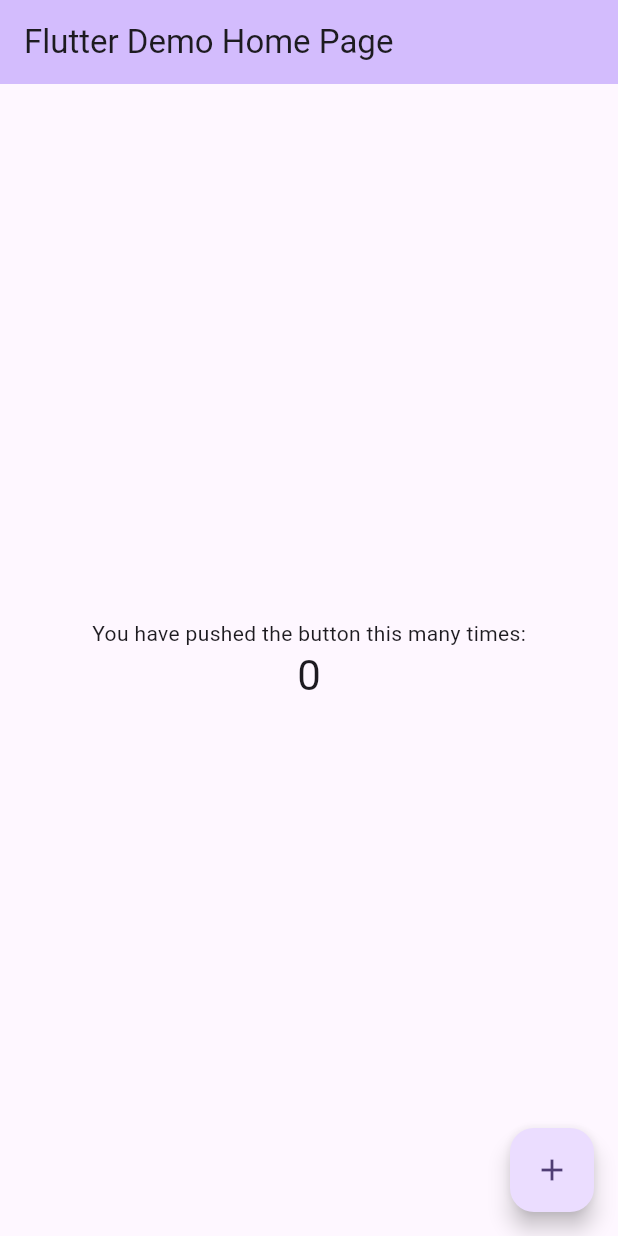
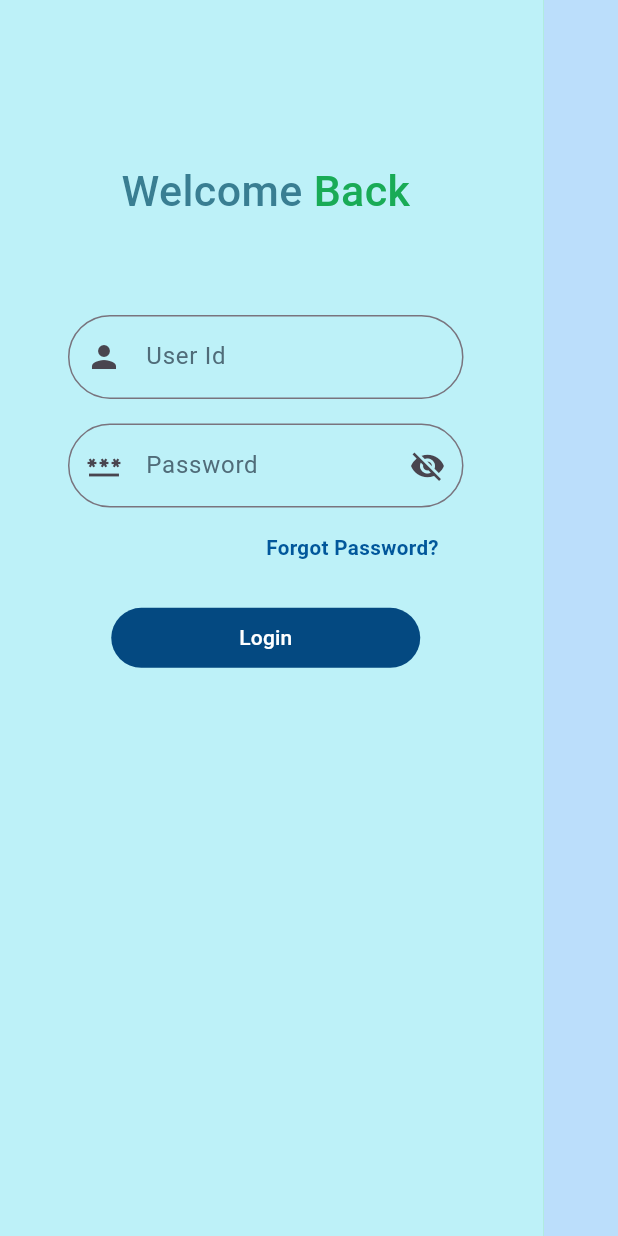
Before and after one commit to Arun746/flutter-animated-loginpage, a Flutter app: the screen it shows after launch, on a phone screen of 412 x 824 dp. Run offline on Flutter 3.47's test engine with Material 3 defaults, Android fonts, the phone set to English and light mode, and no system bars.

Commit message:
animated screen

```diff
--- /dev/null
+++ b/login/lib/home.dart
@@ -0,0 +1,63 @@
+// ignore_for_file: prefer_const_constructors
+
+import 'package:flutter/material.dart';
+import 'package:login/login.dart';
+import 'package:login/signup.dart';
+
+class Home extends StatefulWidget {
+  const Home({Key? key}) : super(key: key);
+
+  @override
+  State<Home> createState() => _HomeState();
+}
+
+class _HomeState extends State<Home> {
+  late double screenWidth = MediaQuery.of(context).size.width;
+  late double screenHeight = MediaQuery.of(context).size.height;
+  bool isShowSignup = false;
+  @override
+  Widget build(BuildContext context) {
+    return Scaffold(
+      body: Stack(
+        children: [
+          //login
+          AnimatedPositioned(
+            duration: Duration(milliseconds: 500),
+            height: screenHeight,
+            width: screenWidth * 0.88,
+            left: isShowSignup ? -screenWidth * 0.76 : 0,
+            child: GestureDetector(
+              onTap: () {
+                setState(() {
+                  isShowSignup = !isShowSignup;
+                });
+              },
+              child: Container(
+                color: Colors.green[100],
+                child: Login(),
+              ),
+            ),
+          ),
+          // signup
+          AnimatedPositioned(
+            duration: Duration(milliseconds: 500),
+            height: screenHeight,
+            width: screenWidth,
+            left: isShowSignup ? screenWidth * 0.12 : screenWidth * 0.88,
+            child: GestureDetector(
+              onTap: () {
+                setState(() {
+                  isShowSignup = !isShowSignup;
+                });
+              },
+              child: Container(
+                color: const Color.fromARGB(255, 79, 221, 91),
+                child: SignUp(),
+              ),
+            ),
+          ),
+        ],
+      ),
+    );
+  }
+}
--- /dev/null
+++ b/login/lib/login.dart
@@ -0,0 +1,177 @@
+// ignore_for_file: prefer_const_constructors
+
+import 'package:flutter/material.dart';
+
+class Login extends StatefulWidget {
+  const Login({super.key});
+
+  @override
+  State<Login> createState() => _LoginState();
+}
+
+class _LoginState extends State<Login> {
+  late double screenWidth = MediaQuery.of(context).size.width;
+  late double screenHeight = MediaQuery.of(context).size.height;
+  bool _passwordVisible = false;
+  final TextEditingController _userIdController = TextEditingController();
+  final TextEditingController _passwordController = TextEditingController();
+
+  @override
+  Widget build(BuildContext context) {
+    return Scaffold(
+      backgroundColor: Color.fromARGB(255, 189, 241, 248),
+      body: SafeArea(
+        child: SingleChildScrollView(
+          child: Padding(
+            padding: EdgeInsets.only(right: screenWidth * 0.02),
+            child: Column(
+              children: [
+                SizedBox(
+                  height: screenHeight * 0.1,
+                ),
+                //wlc
+                Padding(
+                  padding: EdgeInsets.only(
+                    top: 0.03 * screenHeight,
+                  ),
+                  child: Row(
+                    mainAxisAlignment: MainAxisAlignment.center,
+                    children: [
+                      Text(
+                        'Welcome ',
+                        style: TextStyle(
+                          fontSize: 25 * (screenWidth / 360),
+                          fontWeight: FontWeight.w500,
+                          color: const Color.fromRGBO(24, 97, 121, 0.8),
+                        ),
+                      ),
+                      Text(
+                        'Back',
+                        style: TextStyle(
+                          fontSize: 25 * (screenWidth / 360),
+                          fontWeight: FontWeight.w500,
+                          color: Color.fromARGB(255, 25, 171, 86),
+                        ),
+                      ),
+                    ],
+                  ),
+                ),
+                SizedBox(
+                  height: screenHeight * 0.03,
+                ),
+                //form
+                Padding(
+                  padding: EdgeInsets.only(top: screenHeight * 0.035),
+                  child: Form(
+                    child: Column(
+                      children: [
+                        Padding(
+                          padding: EdgeInsets.symmetric(
+                            horizontal: 0.11 * screenWidth,
+                            vertical: 0.01 * screenHeight,
+                          ),
+                          child: TextFormField(
+                            controller: _userIdController,
+                            decoration: InputDecoration(
+                              border: OutlineInputBorder(
+                                borderRadius: BorderRadius.circular(
+                                  25 * (screenWidth / 360),
+                                ),
+                              ),
+                              labelText: 'User Id',
+                              labelStyle: const TextStyle(
+                                color: Color.fromARGB(255, 80, 108, 121),
+                              ),
+                              hintText: 'Registered contact number',
+                              hintStyle: TextStyle(color: Colors.grey.shade500),
+                              prefixIcon: const Icon(Icons.person),
+                            ),
+                          ),
+                        ),
+                        Padding(
+                          padding: EdgeInsets.symmetric(
+                            horizontal: 0.11 * screenWidth,
+                            vertical: 0.01 * screenHeight,
+                          ),
+                          child: TextFormField(
+                            controller: _passwordController,
+                            obscureText: !_passwordVisible,
+                            decoration: InputDecoration(
+                              border: OutlineInputBorder(
+                                borderRadius: BorderRadius.circular(
+                                  25 * (screenWidth / 360),
+                                ),
+                              ),
+                              labelText: 'Password',
+                              hintText: 'Enter your password',
+                              hintStyle: TextStyle(color: Colors.grey.shade500),
+                              labelStyle: const TextStyle(
+                                color: Color.fromARGB(255, 80, 108, 121),
+                              ),
+                              prefixIcon: const Icon(Icons.password),
+                              suffixIcon: IconButton(
+                                icon: Icon(
+                                  _passwordVisible
+                                      ? Icons.visibility
+                                      : Icons.visibility_off,
+                                ),
+                                onPressed: () {},
+                              ),
+                            ),
+                          ),
+                        ),
+                        Padding(
+                          padding: EdgeInsets.only(
+                            top: 0.01 * screenHeight,
+                            right: 0.15 * screenWidth,
+                          ),
+                          child: Align(
+                            alignment: Alignment.topRight,
+                            child: GestureDetector(
+                              onTap: () {},
+                              child: Text(
+                                'Forgot Password?',
+                                style: TextStyle(
+                                  color: Colors.lightBlue.shade900,
+                                  fontWeight: FontWeight.bold,
+                                  fontSize: 12 * (screenWidth / 360),
+                                ),
+                              ),
+                            ),
+                          ),
+                        ),
+                        SizedBox(
+                          height: screenHeight * 0.012,
+                        ),
+                        Center(
+                          child: Padding(
+                            padding: EdgeInsets.only(top: 0.02 * screenHeight),
+                            child: SizedBox(
+                              width: screenWidth * 0.5,
+                              child: ElevatedButton(
+                                onPressed: () {},
+                                style: ElevatedButton.styleFrom(
+                                  backgroundColor:
+                                      const Color.fromARGB(255, 4, 73, 129),
+                                  shadowColor: Colors.transparent,
+                                ),
+                                child: Text(
+                                  'Login',
+                                  style: TextStyle(color: Colors.white),
+                                ),
+                              ),
+                            ),
+                          ),
+                        ),
+                      ],
+                    ),
+                  ),
+                ),
+              ],
+            ),
+          ),
+        ),
+      ),
+    );
+  }
+}
--- a/login/lib/main.dart
+++ b/login/lib/main.dart
@@ -1,125 +1,29 @@
+// ignore_for_file: prefer_const_constructors
+
 import 'package:flutter/material.dart';
+import 'package:flutter/services.dart';
+import 'package:login/home.dart';
 
 void main() {
   runApp(const MyApp());
 }
 
-class MyApp extends StatelessWidget {
+class MyApp extends StatefulWidget {
   const MyApp({super.key});
 
-  // This widget is the root of your application.
+  @override
+  State<MyApp> createState() => _MyAppState();
+}
+
+class _MyAppState extends State<MyApp> {
   @override
   Widget build(BuildContext context) {
+    SystemChrome.setSystemUIOverlayStyle(
+        SystemUiOverlayStyle(statusBarColor: Color.fromARGB(0, 255, 255, 255)));
     return MaterialApp(
-      title: 'Flutter Demo',
-      theme: ThemeData(
-        // This is the theme of your application.
-        //
-        // TRY THIS: Try running your application with "flutter run". You'll see
-        // the application has a purple toolbar. Then, without quitting the app,
-        // try changing the seedColor in the colorScheme below to Colors.green
-        // and then invoke "hot reload" (save your changes or press the "hot
-        // reload" button in a Flutter-supported IDE, or press "r" if you used
-        // the command line to start the app).
-        //
-        // Notice that the counter didn't reset back to zero; the application
-        // state is not lost during the reload. To reset the state, use hot
-        // restart instead.
-        //
-        // This works for code too, not just values: Most code changes can be
-        // tested with just a hot reload.
-        colorScheme: ColorScheme.fromSeed(seedColor: Colors.deepPurple),
-        useMaterial3: true,
-      ),
-      home: const MyHomePage(title: 'Flutter Demo Home Page'),
+      title: 'Flutter Login Animation ',
+      home: Home(),
+      debugShowCheckedModeBanner: false,
     );
   }
 }
-
-class MyHomePage extends StatefulWidget {
-  const MyHomePage({super.key, required this.title});
-
-  // This widget is the home page of your application. It is stateful, meaning
-  // that it has a State object (defined below) that contains fields that affect
-  // how it looks.
-
-  // This class is the configuration for the state. It holds the values (in this
-  // case the title) provided by the parent (in this case the App widget) and
-  // used by the build method of the State. Fields in a Widget subclass are
-  // always marked "final".
-
-  final String title;
-
-  @override
-  State<MyHomePage> createState() => _MyHomePageState();
-}
-
-class _MyHomePageState extends State<MyHomePage> {
-  int _counter = 0;
-
-  void _incrementCounter() {
-    setState(() {
-      // This call to setState tells the Flutter framework that something has
-      // changed in this State, which causes it to rerun the build method below
-      // so that the display can reflect the updated values. If we changed
-      // _counter without calling setState(), then the build method would not be
-      // called again, and so nothing would appear to happen.
-      _counter++;
-    });
-  }
-
-  @override
-  Widget build(BuildContext context) {
-    // This method is rerun every time setState is called, for instance as done
-    // by the _incrementCounter method above.
-    //
-    // The Flutter framework has been optimized to make rerunning build methods
-    // fast, so that you can just rebuild anything that needs updating rather
-    // than having to individually change instances of widgets.
-    return Scaffold(
-      appBar: AppBar(
-        // TRY THIS: Try changing the color here to a specific color (to
-        // Colors.amber, perhaps?) and trigger a hot reload to see the AppBar
-        // change color while the other colors stay the same.
-        backgroundColor: Theme.of(context).colorScheme.inversePrimary,
-        // Here we take the value from the MyHomePage object that was created by
-        // the App.build method, and use it to set our appbar title.
-        title: Text(widget.title),
-      ),
-      body: Center(
-        // Center is a layout widget. It takes a single child and positions it
-        // in the middle of the parent.
-        child: Column(
-          // Column is also a layout widget. It takes a list of children and
-          // arranges them vertically. By default, it sizes itself to fit its
-          // children horizontally, and tries to be as tall as its parent.
-          //
-          // Column has various properties to control how it sizes itself and
-          // how it positions its children. Here we use mainAxisAlignment to
-          // center the children vertically; the main axis here is the vertical
-          // axis because Columns are vertical (the cross axis would be
-          // horizontal).
-          //
-          // TRY THIS: Invoke "debug painting" (choose the "Toggle Debug Paint"
-          // action in the IDE, or press "p" in the console), to see the
-          // wireframe for each widget.
-          mainAxisAlignment: MainAxisAlignment.center,
-          children: <Widget>[
-            const Text(
-              'You have pushed the button this many times:',
-            ),
-            Text(
-              '$_counter',
-              style: Theme.of(context).textTheme.headlineMedium,
-            ),
-          ],
-        ),
-      ),
-      floatingActionButton: FloatingActionButton(
-        onPressed: _incrementCounter,
-        tooltip: 'Increment',
-        child: const Icon(Icons.add),
-      ), // This trailing comma makes auto-formatting nicer for build methods.
-    );
-  }
-}
--- /dev/null
+++ b/login/lib/signup.dart
@@ -0,0 +1,174 @@
+// ignore_for_file: prefer_const_constructors, deprecated_member_use, prefer_const_literals_to_create_immutables, library_private_types_in_public_api, prefer_final_fields, use_build_context_synchronously
+
+import 'package:flutter/material.dart';
+
+class SignUp extends StatefulWidget {
+  const SignUp({super.key});
+
+  @override
+  _SignUpState createState() => _SignUpState();
+}
+
+class _SignUpState extends State<SignUp> {
+  final GlobalKey<FormState> _formKey = GlobalKey<FormState>();
+  TextEditingController firstname = TextEditingController();
+  TextEditingController lastname = TextEditingController();
+
+  TextEditingController password = TextEditingController();
+  TextEditingController confirmpassword = TextEditingController();
+  late double screenWidth = MediaQuery.of(context).size.width;
+  late double screenHeight = MediaQuery.of(context).size.height;
+
+  @override
+  Widget build(BuildContext context) {
+    return Scaffold(
+      backgroundColor: Colors.blue[100],
+      body: SafeArea(
+        child: SingleChildScrollView(
+          child: Padding(
+            padding: EdgeInsets.only(right: screenWidth * 0.04),
+            child: Column(
+              children: [
+                //sign
+                Padding(
+                  padding: EdgeInsets.only(top: 0.01 * screenHeight),
+                  child: Row(
+                    mainAxisAlignment: MainAxisAlignment.center,
+                    children: [
+                      Text(
+                        'Sign ',
+                        style: TextStyle(
+                          fontSize: 25 * (screenWidth / 360),
+                          fontWeight: FontWeight.w500,
+                          color: Colors.green,
+                        ),
+                      ),
+                      Text(
+                        'Up',
+                        style: TextStyle(
+                          fontSize: 25 * (screenWidth / 360),
+                          fontWeight: FontWeight.w500,
+                          color: Colors.blue[100],
+                        ),
+                      ),
+                    ],
+                  ),
+                ),
+                Padding(
+                  padding: EdgeInsets.symmetric(
+                    horizontal: 0.08 * screenWidth,
+                    vertical: 0.008 * screenHeight,
+                  ),
+                  child: Text(
+                    'Create An Account And Enjoy Our Services',
+                    style: TextStyle(
+                      fontSize: 16 * (screenWidth / 360),
+                      color: Colors.grey.shade700,
+                    ),
+                    textAlign: TextAlign.center,
+                  ),
+                ),
+                //form
+                Padding(
+                  padding: EdgeInsets.symmetric(
+                      horizontal: 0.12 * screenWidth,
+                      vertical: 0.01 * screenHeight),
+                  child: Form(
+                    key: _formKey,
+                    child: Column(
+                      crossAxisAlignment: CrossAxisAlignment.start,
+                      children: [
+                        TextFormField(
+                          controller: firstname,
+                          decoration: InputDecoration(
+                            border: UnderlineInputBorder(),
+                            labelText: 'First Name',
+                            hintText: 'Enter your first name',
+                            hintStyle: TextStyle(
+                              fontSize: 12 * (screenWidth / 360),
+                              color: Colors.grey.shade600,
+                            ),
+                            prefixIcon: Icon(Icons.person),
+                          ),
+                          validator: (value) {
+                            if (value == null || value.isEmpty) {
+                              return 'Please enter your first name';
+                            }
+                            return null;
+                          },
+                        ),
+                        SizedBox(height: 0.01 * screenHeight),
+                        TextFormField(
+                          controller: lastname,
+                          decoration: InputDecoration(
+                            border: UnderlineInputBorder(),
+                            labelText: 'Last Name',
+                            hintText: 'Enter your Last name',
+                            hintStyle: TextStyle(
+                              fontSize: 12 * (screenWidth / 360),
+                              color: Colors.grey.shade600,
+                            ),
+                            prefixIcon: Icon(Icons.person),
+                          ),
+                        ),
+                        SizedBox(height: 0.01 * screenHeight),
+                        TextFormField(
+                          controller: password,
+                          decoration: InputDecoration(
+                            border: UnderlineInputBorder(),
+                            labelText: 'Password',
+                            hintText: 'Enter Password',
+                            hintStyle: TextStyle(
+                              fontSize: 12 * (screenWidth / 360),
+                              color: Colors.grey.shade600,
+                            ),
+                            prefixIcon: Icon(Icons.password),
+                          ),
+                        ),
+                        SizedBox(height: 0.01 * screenHeight),
+                        TextFormField(
+                          controller: confirmpassword,
+                          decoration: InputDecoration(
+                            border: UnderlineInputBorder(),
+                            labelText: 'Confirm Password',
+                            hintText: 'Confirm your password',
+                            hintStyle: TextStyle(
+                              fontSize: 12 * (screenWidth / 360),
+                              color: Colors.grey.shade600,
+                            ),
+                            prefixIcon: Icon(Icons.password),
+                          ),
+                          obscureText: true,
+                        ),
+                        Center(
+                          child: Padding(
+                            padding: EdgeInsets.only(top: 0.02 * screenHeight),
+                            child: SizedBox(
+                              width: screenWidth * 0.5,
+                              child: ElevatedButton(
+                                onPressed: () {},
+                                style: ElevatedButton.styleFrom(
+                                  backgroundColor:
+                                      const Color.fromARGB(255, 4, 73, 129),
+                                  shadowColor: Colors.transparent,
+                                ),
+                                child: Text(
+                                  'Sign Up',
+                                  style: TextStyle(color: Colors.white),
+                                ),
+                              ),
+                            ),
+                          ),
+                        ),
+                      ],
+                    ),
+                  ),
+                ),
+              ],
+            ),
+          ),
+        ),
+      ),
+    );
+  }
+}
```
